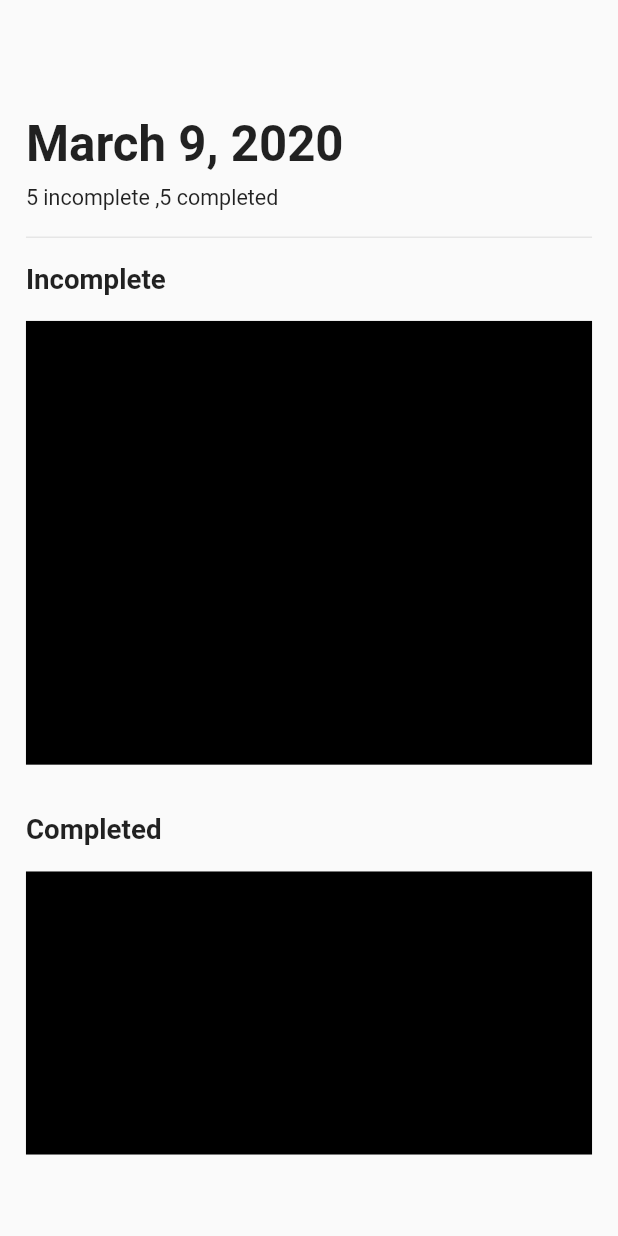
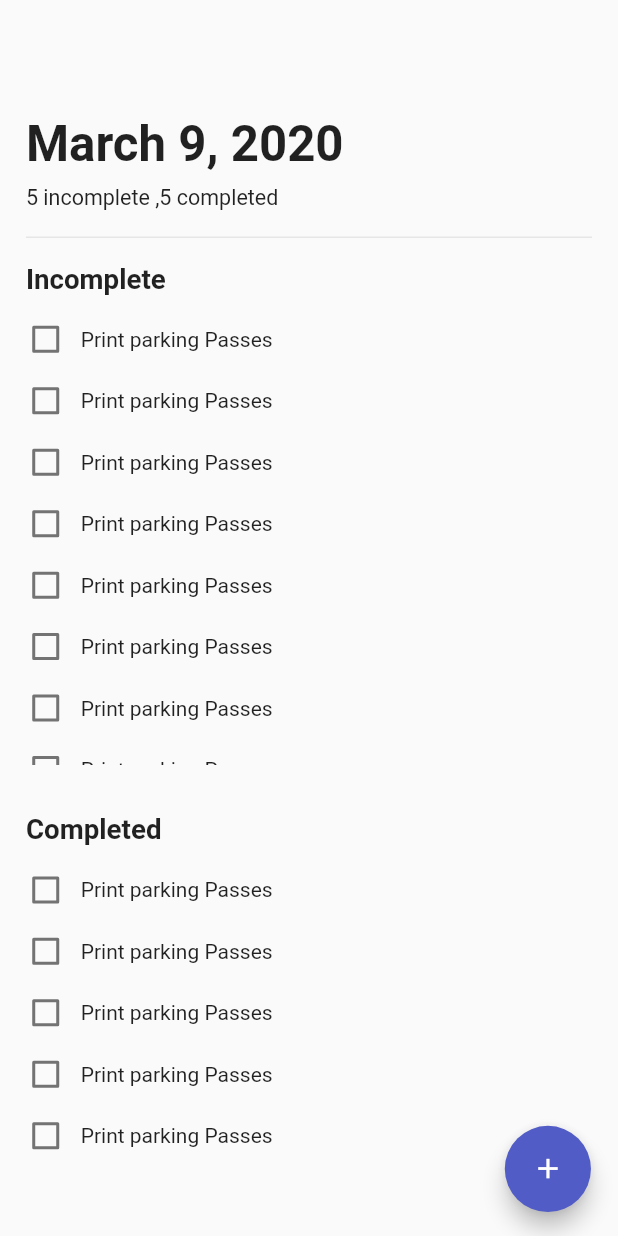
Before and after one commit to soham1sawant/Todo-App, a Flutter app: the screen it shows after launch, on a phone screen of 412 x 824 dp. Run offline on Flutter 3.47's test engine with Material 2 defaults, Android fonts, the phone set to English and light mode, and no system bars.

Commit message:
created full home page layout

```diff
--- a/lib/presentation/home_page/home_page.dart
+++ b/lib/presentation/home_page/home_page.dart
@@ -1,7 +1,29 @@
 import 'package:flutter/material.dart';
 
-class HomePage extends StatelessWidget {
+class HomePage extends StatefulWidget {
   const HomePage({Key? key}) : super(key: key);
+
+  @override
+  State<HomePage> createState() => _HomePageState();
+}
+
+class _HomePageState extends State<HomePage> {
+  late ScrollController _incompleteController;
+  late ScrollController _completedController;
+
+  @override
+  void initState() {
+    super.initState();
+    _incompleteController = ScrollController();
+    _completedController = ScrollController();
+  }
+
+  @override
+  void dispose() {
+    _incompleteController.dispose();
+    _completedController.dispose();
+    super.dispose();
+  }
 
   @override
   Widget build(BuildContext context) {
@@ -41,7 +63,30 @@ class HomePage extends StatelessWidget {
             SizedBox(height: size.height * 0.01992),
             Container(
               height: size.height * 0.359,
-              color: Colors.black,
+              child: ListView.builder(
+                controller: _incompleteController,
+                itemCount: 15,
+                itemBuilder: (context, index) {
+                  return Padding(
+                    padding:
+                        EdgeInsets.fromLTRB(0, 0, 0, size.height * 0.01992),
+                    child: Row(
+                      children: [
+                        SizedBox(
+                          width: size.width * 0.064,
+                          height: size.height * 0.0298,
+                          child: Checkbox(
+                            value: false,
+                            onChanged: (value) {},
+                          ),
+                        ),
+                        SizedBox(width: size.width * 0.0246),
+                        Text("Print parking Passes"),
+                      ],
+                    ),
+                  );
+                },
+              ),
             ),
             SizedBox(height: size.height * 0.0398),
             Text(
@@ -54,9 +99,45 @@ class HomePage extends StatelessWidget {
             SizedBox(height: size.height * 0.01992),
             Container(
               height: size.height * 0.229,
-              color: Colors.black,
+              child: ListView.builder(
+                controller: _completedController,
+                itemCount: 15,
+                itemBuilder: (context, index) {
+                  return Padding(
+                    padding:
+                        EdgeInsets.fromLTRB(0, 0, 0, size.height * 0.01992),
+                    child: Row(
+                      children: [
+                        SizedBox(
+                          width: size.width * 0.064,
+                          height: size.height * 0.0298,
+                          child: Checkbox(
+                            value: false,
+                            onChanged: (value) {},
+                          ),
+                        ),
+                        SizedBox(width: size.width * 0.0246),
+                        const Text("Print parking Passes"),
+                      ],
+                    ),
+                  );
+                },
+              ),
             )
           ],
+        ),
+      ),
+      floatingActionButton: SizedBox(
+        height: size.height * 0.0697,
+        width: size.width * 0.1493,
+        child: FloatingActionButton(
+          backgroundColor: const Color(0xff515CC6),
+          child: Icon(
+            Icons.add,
+            size: size.width * 0.0533,
+            color: Colors.white,
+          ),
+          onPressed: () {},
         ),
       ),
     );
```
